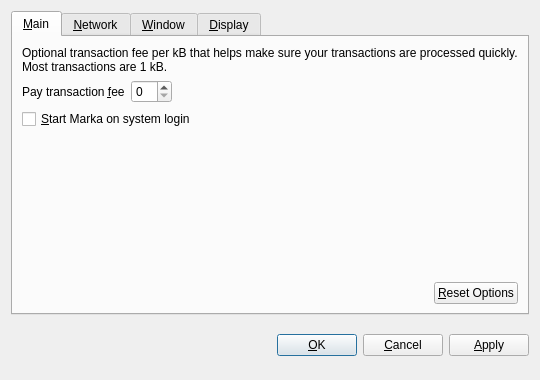
Old version of the form qcoin/src/qt/forms/optionsdialog.ui in the repository wonabru/Q.
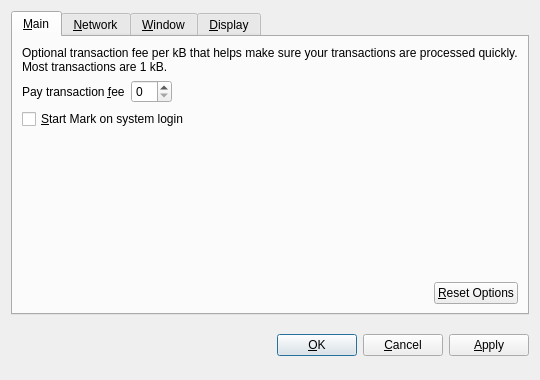
New version of the form. Custom widgets are drawn as their Qt base class.

```diff
--- a/qcoin/src/qt/forms/optionsdialog.ui
+++ b/qcoin/src/qt/forms/optionsdialog.ui
@@ -82,7 +82,7 @@
           <string>Automatically start Marka after logging in to the system.</string>
          </property>
          <property name="text">
-          <string>&amp;Start Marka on system login</string>
+          <string>&amp;Start Mark on system login</string>
          </property>
         </widget>
        </item>
```
Left out of the diff: 10 changed lines with no effect on the pictures.
